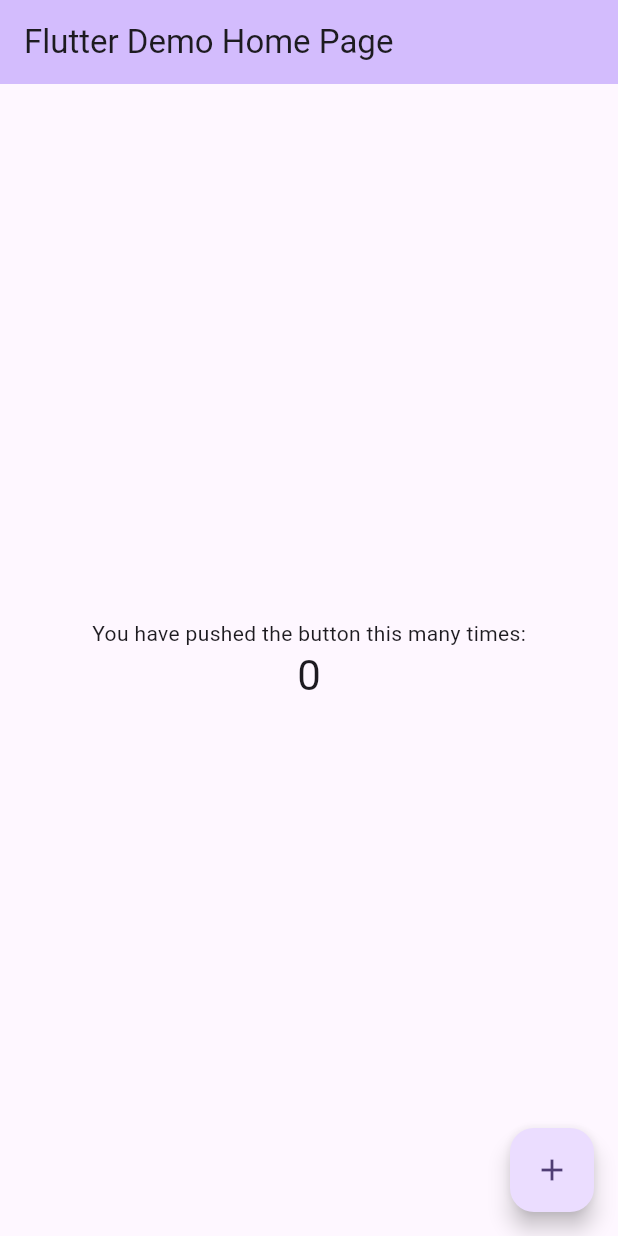
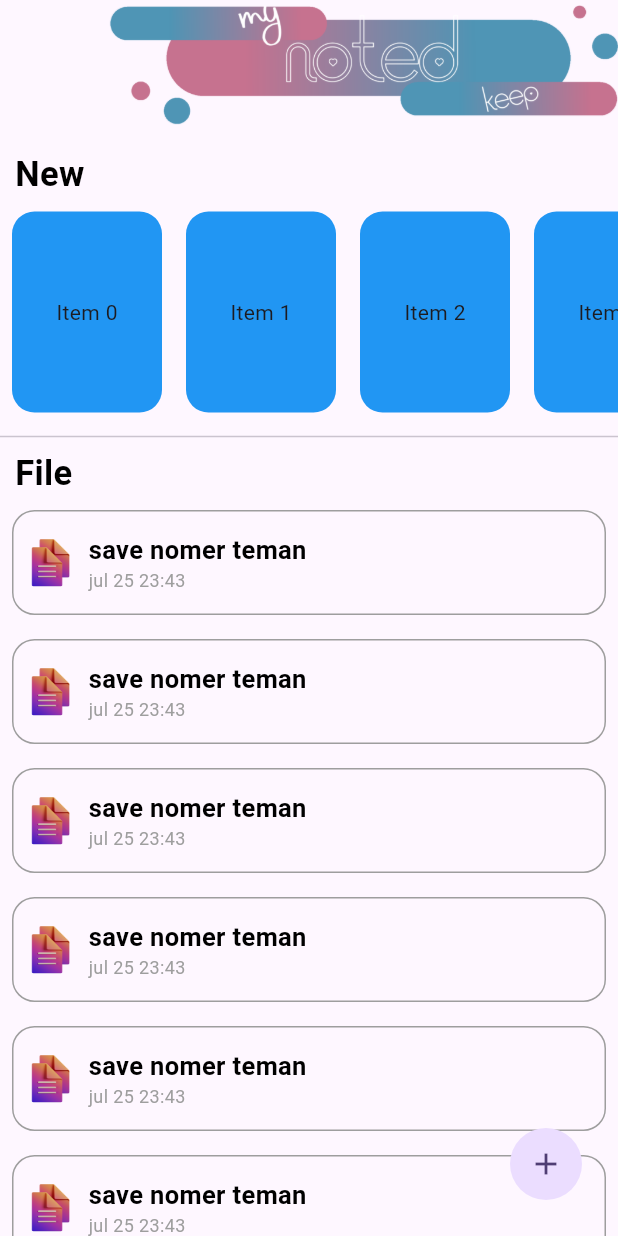
Before and after one commit to fanes-setiawan/noted_flutter, a Flutter app: the screen it shows after launch, on a phone screen of 412 x 824 dp. Run offline on Flutter 3.47's test engine with Material 2 defaults, Android fonts, the phone set to English and light mode, and no system bars; our stand-ins replace sqflite; accounts and stored records are empty.

Commit message:
create home view

```diff
--- /dev/null
+++ b/lib/core.dart
@@ -0,0 +1,9 @@
+/*
+We believe, the class name must be unique.
+If there is a conflicting class name in this file,
+it means you have to rename it to something more unique.
+*/
+export 'package:noted_flutter/data/local_db/note_local_db.dart';
+export 'package:noted_flutter/data/models/note_model.dart';
+export 'package:noted_flutter/module/home/controller/home_controller.dart';
+export 'package:noted_flutter/module/home/view/home_view.dart';
--- a/lib/main.dart
+++ b/lib/main.dart
@@ -1,3 +1,5 @@
+import 'package:noted_flutter/core.dart';
+import 'package:noted_flutter/state_util.dart';
 import 'package:flutter/material.dart';
 
 void main() {
@@ -12,115 +14,14 @@ class MyApp extends StatelessWidget {
   @override
   Widget build(BuildContext context) {
     return MaterialApp(
+      debugShowCheckedModeBanner: false,
       title: 'Flutter Demo',
+      navigatorKey: Get.navigatorKey,
       theme: ThemeData(
-        // This is the theme of your application.
-        //
-        // TRY THIS: Try running your application with "flutter run". You'll see
-        // the application has a blue toolbar. Then, without quitting the app,
-        // try changing the seedColor in the colorScheme below to Colors.green
-        // and then invoke "hot reload" (save your changes or press the "hot
-        // reload" button in a Flutter-supported IDE, or press "r" if you used
-        // the command line to start the app).
-        //
-        // Notice that the counter didn't reset back to zero; the application
-        // state is not lost during the reload. To reset the state, use hot
-        // restart instead.
-        //
-        // This works for code too, not just values: Most code changes can be
-        // tested with just a hot reload.
         colorScheme: ColorScheme.fromSeed(seedColor: Colors.deepPurple),
         useMaterial3: true,
       ),
-      home: const MyHomePage(title: 'Flutter Demo Home Page'),
+      home: HomeView(),
     );
   }
 }
-
-class MyHomePage extends StatefulWidget {
-  const MyHomePage({super.key, required this.title});
-
-  // This widget is the home page of your application. It is stateful, meaning
-  // that it has a State object (defined below) that contains fields that affect
-  // how it looks.
-
-  // This class is the configuration for the state. It holds the values (in this
-  // case the title) provided by the parent (in this case the App widget) and
-  // used by the build method of the State. Fields in a Widget subclass are
-  // always marked "final".
-
-  final String title;
-
-  @override
-  State<MyHomePage> createState() => _MyHomePageState();
-}
-
-class _MyHomePageState extends State<MyHomePage> {
-  int _counter = 0;
-
-  void _incrementCounter() {
-    setState(() {
-      // This call to setState tells the Flutter framework that something has
-      // changed in this State, which causes it to rerun the build method below
-      // so that the display can reflect the updated values. If we changed
-      // _counter without calling setState(), then the build method would not be
-      // called again, and so nothing would appear to happen.
-      _counter++;
-    });
-  }
-
-  @override
-  Widget build(BuildContext context) {
-    // This method is rerun every time setState is called, for instance as done
-    // by the _incrementCounter method above.
-    //
-    // The Flutter framework has been optimized to make rerunning build methods
-    // fast, so that you can just rebuild anything that needs updating rather
-    // than having to individually change instances of widgets.
-    return Scaffold(
-      appBar: AppBar(
-        // TRY THIS: Try changing the color here to a specific color (to
-        // Colors.amber, perhaps?) and trigger a hot reload to see the AppBar
-        // change color while the other colors stay the same.
-        backgroundColor: Theme.of(context).colorScheme.inversePrimary,
-        // Here we take the value from the MyHomePage object that was created by
-        // the App.build method, and use it to set our appbar title.
-        title: Text(widget.title),
-      ),
-      body: Center(
-        // Center is a layout widget. It takes a single child and positions it
-        // in the middle of the parent.
-        child: Column(
-          // Column is also a layout widget. It takes a list of children and
-          // arranges them vertically. By default, it sizes itself to fit its
-          // children horizontally, and tries to be as tall as its parent.
-          //
-          // Column has various properties to control how it sizes itself and
-          // how it positions its children. Here we use mainAxisAlignment to
-          // center the children vertically; the main axis here is the vertical
-          // axis because Columns are vertical (the cross axis would be
-          // horizontal).
-          //
-          // TRY THIS: Invoke "debug painting" (choose the "Toggle Debug Paint"
-          // action in the IDE, or press "p" in the console), to see the
-          // wireframe for each widget.
-          mainAxisAlignment: MainAxisAlignment.center,
-          children: <Widget>[
-            const Text(
-              'You have pushed the button this many times:',
-            ),
-            Text(
-              '$_counter',
-              style: Theme.of(context).textTheme.headlineMedium,
-            ),
-          ],
-        ),
-      ),
-      floatingActionButton: FloatingActionButton(
-        onPressed: _incrementCounter,
-        tooltip: 'Increment',
-        child: const Icon(Icons.add),
-      ), // This trailing comma makes auto-formatting nicer for build methods.
-    );
-  }
-}
--- /dev/null
+++ b/lib/module/home/controller/home_controller.dart
@@ -0,0 +1,20 @@
+import 'package:flutter/material.dart';
+import 'package:noted_flutter/state_util.dart';
+import '../view/home_view.dart';
+
+class HomeController extends State<HomeView> {
+  static late HomeController instance;
+  late HomeView view;
+
+  @override
+  void initState() {
+    instance = this;
+    super.initState();
+  }
+
+  @override
+  void dispose() => super.dispose();
+
+  @override
+  Widget build(BuildContext context) => widget.build(context, this);
+}
--- /dev/null
+++ b/lib/module/home/view/home_view.dart
@@ -0,0 +1,149 @@
+import 'package:flutter/material.dart';
+import 'package:noted_flutter/core.dart';
+import '../controller/home_controller.dart';
+
+class HomeView extends StatefulWidget {
+  const HomeView({Key? key}) : super(key: key);
+
+  Widget build(context, HomeController controller) {
+    controller.view = this;
+
+    return Scaffold(
+      body: CustomScrollView(
+        slivers: <Widget>[
+          SliverAppBar(
+            pinned: true,
+            snap: true,
+            floating: true,
+            expandedHeight: 100,
+            collapsedHeight: 60,
+            flexibleSpace: FlexibleSpaceBar(
+              title: Image(
+                image: AssetImage('assets/appbarBg.png'),
+              ),
+            ),
+          ),
+          SliverToBoxAdapter(
+            child: Column(
+              crossAxisAlignment: CrossAxisAlignment.start,
+              children: [
+                Padding(
+                  padding: const EdgeInsets.only(left: 10.0),
+                  child: Text(
+                    "New",
+                    style: TextStyle(
+                      fontSize: 23,
+                      fontWeight: FontWeight.bold,
+                      color: Colors.black,
+                    ),
+                  ),
+                ),
+                Container(
+                  height: 150,
+                  child: ListView.builder(
+                    scrollDirection: Axis.horizontal,
+                    itemCount: 5,
+                    itemBuilder: (context, index) {
+                      // Build your horizontal list item here
+                      return Container(
+                        width: 100,
+                        decoration: BoxDecoration(
+                          borderRadius: BorderRadius.circular(15),
+                          color: Colors.blue,
+                        ),
+                        margin: EdgeInsets.all(8),
+                        alignment: Alignment.center,
+                        child: Text('Item $index'),
+                      );
+                    },
+                  ),
+                ),
+                Divider(),
+                Padding(
+                  padding: const EdgeInsets.only(left: 10.0),
+                  child: Text(
+                    "File",
+                    style: TextStyle(
+                      fontSize: 23,
+                      fontWeight: FontWeight.bold,
+                      color: Colors.black,
+                    ),
+                  ),
+                ),
+              ],
+            ),
+          ),
+          SliverList(
+            delegate: SliverChildBuilderDelegate(
+              (context, index) {
+                return Padding(
+                  padding: const EdgeInsets.all(8.0),
+                  child: Container(
+                    height: 70,
+                    decoration: BoxDecoration(
+                      borderRadius: BorderRadius.circular(15),
+                      border: Border.all(
+                        color: Colors.grey,
+                      ),
+                    ),
+                    child: Padding(
+                      padding: EdgeInsets.all(5),
+                      child: Row(
+                        children: [
+                          Image.asset(
+                            "assets/file.png",
+                            width: 40.0,
+                            height: 40.0,
+                            fit: BoxFit.fill,
+                          ),
+                          SizedBox(width: 5),
+                          Container(
+                            width: 200,
+                            child: Column(
+                              crossAxisAlignment: CrossAxisAlignment.start,
+                              mainAxisAlignment: MainAxisAlignment.center,
+                              children: [
+                                Text(
+                                  "save nomer teman",
+                                  style: TextStyle(
+                                    color: Colors.black,
+                                    fontWeight: FontWeight.bold,
+                                    fontSize: 17,
+                                  ),
+                                ),
+                                Text(
+                                  "jul 25 23:43",
+                                  style: TextStyle(
+                                    color: Colors.grey,
+                                    fontSize: 12,
+                                  ),
+                                ),
+                              ],
+                            ),
+                          ),
+                        ],
+                      ),
+                    ),
+                  ),
+                );
+              },
+              childCount: 10,
+            ),
+          ),
+        ],
+      ),
+      floatingActionButton: IconButton(
+        onPressed: () {},
+        icon: CircleAvatar(
+          radius: 24,
+          child: Icon(
+            Icons.add,
+          ),
+        ),
+      ),
+    );
+  }
+
+  @override
+  State<HomeView> createState() => HomeController();
+}
--- /dev/null
+++ b/lib/state_util.dart
@@ -0,0 +1,60 @@
+import 'package:flutter/material.dart';
+
+BuildContext get globalContext {
+  return Get.currentContext;
+}
+
+class Get {
+  static GlobalKey<NavigatorState> navigatorKey = GlobalKey<NavigatorState>();
+
+  static get currentContext {
+
+    return navigatorKey.currentState?.context;
+  }
+
+  static to(Widget page) async {
+    return await navigatorKey.currentState!.push(
+      MaterialPageRoute(builder: (context) => page),
+    );
+  }
+
+  static back() {
+    if (Navigator.canPop(globalContext) == false) return;
+    Navigator.pop(globalContext);
+  }
+
+  static offAll(page) {
+    return navigatorKey.currentState!.pushAndRemoveUntil(
+      MaterialPageRoute(builder: (context) => page),
+      (Route<dynamic> route) => false,
+    );
+  }
+
+  static double get width {
+    return MediaQuery.of(currentContext).size.width;
+  }
+
+  static double get height {
+    return MediaQuery.of(currentContext).size.width;
+  }
+
+  static ValueNotifier<ThemeData> mainTheme =
+      ValueNotifier<ThemeData>(ThemeData());
+  static changeTheme(ThemeData theme) {
+    mainTheme.value = theme;
+  }
+
+  static ThemeData get theme {
+    return Theme.of(Get.currentContext);
+  }
+}
+
+extension ChangeNotifierExtension on State {
+  update() {
+    if (mounted) {
+      setState(() {});
+    }
+  }
+}
+
+class MvcController {}
--- a/pubspec.yaml
+++ b/pubspec.yaml
@@ -50,8 +50,8 @@ flutter:
   # the material Icons class.
   uses-material-design: true
   # To add assets to your application, add an assets section, like this:
-  # assets:
-  #   - images/a_dot_burr.jpeg
+  assets:
+    - assets/
   #   - images/a_dot_ham.jpeg
   # An image asset can refer to one or more resolution-specific "variants", see
   # https://flutter.dev/assets-and-images/#resolution-aware
```
Also changed, not shown: config.json (+5 -2 lines), assets/appbarBg.png (added), assets/delete.png (added), assets/edit.png (added), assets/file.png (added), assets/mark.png (added), 1 other file.
